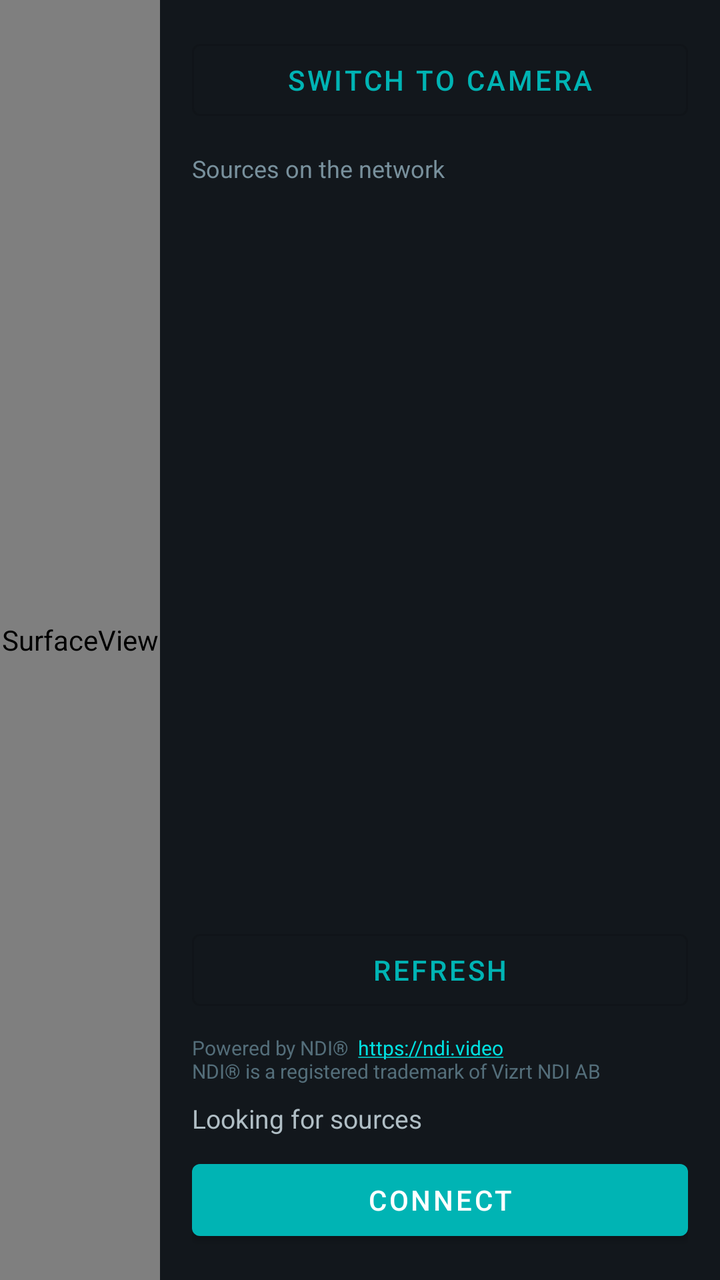
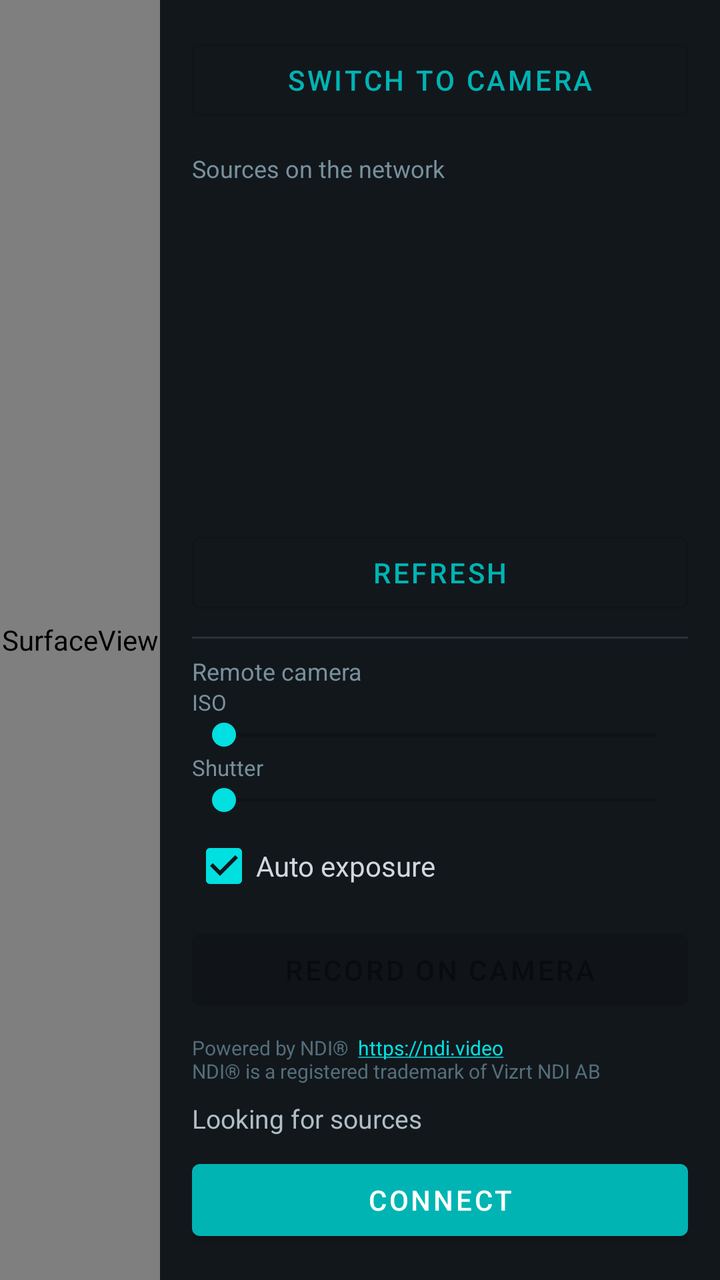

An Android layout rendered at two revisions. The XML below is the earlier revision; the diff shows what the commit changed to produce the second picture.
<!-- AndroidManifest.xml: application theme Theme.MantraNdi -->
<!-- res/layout/activity_monitor.xml -->
<?xml version="1.0" encoding="utf-8"?>
<androidx.constraintlayout.widget.ConstraintLayout
    xmlns:android="http://schemas.android.com/apk/res/android"
    xmlns:app="http://schemas.android.com/apk/res-auto"
    android:layout_width="match_parent"
    android:layout_height="match_parent"
    android:background="#000000">

    <SurfaceView
        android:id="@+id/videoSurface"
        android:layout_width="0dp"
        android:layout_height="0dp"
        app:layout_constraintTop_toTopOf="parent"
        app:layout_constraintBottom_toBottomOf="parent"
        app:layout_constraintStart_toStartOf="parent"
        app:layout_constraintEnd_toStartOf="@id/panel" />

    <LinearLayout
        android:id="@+id/panel"
        android:layout_width="280dp"
        android:layout_height="0dp"
        android:orientation="vertical"
        android:padding="16dp"
        android:background="#12171C"
        app:layout_constraintTop_toTopOf="parent"
        app:layout_constraintBottom_toBottomOf="parent"
        app:layout_constraintEnd_toEndOf="parent">

        <com.google.android.material.button.MaterialButton
            android:id="@+id/modeButton"
            android:layout_width="match_parent"
            android:layout_height="wrap_content"
            android:layout_marginBottom="12dp"
            android:text="Switch to Camera"
            style="@style/Widget.MaterialComponents.Button.OutlinedButton" />

        <TextView
            android:layout_width="match_parent"
            android:layout_height="wrap_content"
            android:text="Sources on the network"
            android:textColor="#78909C"
            android:textSize="12sp" />

        <ListView
            android:id="@+id/sourceList"
            android:layout_width="match_parent"
            android:layout_height="0dp"
            android:layout_weight="1"
            android:layout_marginTop="4dp"
            android:choiceMode="singleChoice" />

        <com.google.android.material.button.MaterialButton
            android:id="@+id/refreshButton"
            android:layout_width="match_parent"
            android:layout_height="wrap_content"
            android:text="Refresh"
            style="@style/Widget.MaterialComponents.Button.OutlinedButton" />

        <TextView
            android:id="@+id/ndiAttribution"
            android:layout_width="match_parent"
            android:layout_height="wrap_content"
            android:layout_marginTop="8dp"
            android:autoLink="web"
            android:text="Powered by NDI®  https://ndi.video\nNDI® is a registered trademark of Vizrt NDI AB"
            android:textColor="#546E7A"
            android:textSize="10sp" />

        <TextView
            android:id="@+id/statusText"
            android:layout_width="match_parent"
            android:layout_height="wrap_content"
            android:layout_marginTop="8dp"
            android:text="Looking for sources"
            android:textColor="#B0BEC5"
            android:textSize="13sp" />

        <com.google.android.material.button.MaterialButton
            android:id="@+id/connectButton"
            android:layout_width="match_parent"
            android:layout_height="wrap_content"
            android:layout_marginTop="8dp"
            android:text="Connect" />

    </LinearLayout>

</androidx.constraintlayout.widget.ConstraintLayout>
<!-- resources referenced by this layout -->
<resources>
  <style name="Theme.MantraNdi" parent="Theme.MaterialComponents.DayNight.NoActionBar">
          <item name="colorPrimary">#00B4B4</item>
          <item name="colorPrimaryDark">#008080</item>
          <item name="colorAccent">#00E0E0</item>
          <item name="android:windowBackground">#101418</item>
      </style>
</resources>

<!-- the commit's change to res/layout/activity_monitor.xml (unified diff, before → after) -->
@@ -56,6 +56,64 @@
             android:text="Refresh"
             style="@style/Widget.MaterialComponents.Button.OutlinedButton" />
 
+        <View
+            android:layout_width="match_parent"
+            android:layout_height="1dp"
+            android:layout_marginTop="8dp"
+            android:layout_marginBottom="8dp"
+            android:background="#263238" />
+
+        <TextView
+            android:layout_width="match_parent"
+            android:layout_height="wrap_content"
+            android:text="Remote camera"
+            android:textColor="#78909C"
+            android:textSize="12sp" />
+
+        <TextView
+            android:id="@+id/remoteIsoLabel"
+            android:layout_width="match_parent"
+            android:layout_height="wrap_content"
+            android:text="ISO"
+            android:textColor="#78909C"
+            android:textSize="11sp" />
+
+        <SeekBar
+            android:id="@+id/remoteIsoSeek"
+            android:layout_width="match_parent"
+            android:layout_height="wrap_content"
+            android:enabled="false" />
+
+        <TextView
+            android:id="@+id/remoteShutterLabel"
+            android:layout_width="match_parent"
+            android:layout_height="wrap_content"
+            android:text="Shutter"
+            android:textColor="#78909C"
+            android:textSize="11sp" />
+
+        <SeekBar
+            android:id="@+id/remoteShutterSeek"
+            android:layout_width="match_parent"
+            android:layout_height="wrap_content"
+            android:enabled="false" />
+
+        <CheckBox
+            android:id="@+id/remoteAutoExposure"
+            android:layout_width="match_parent"
+            android:layout_height="wrap_content"
+            android:checked="true"
+            android:text="Auto exposure"
+            android:textColor="#CFD8DC" />
+
+        <com.google.android.material.button.MaterialButton
+            android:id="@+id/recordButton"
+            android:layout_width="match_parent"
+            android:layout_height="wrap_content"
+            android:layout_marginTop="4dp"
+            android:text="Record on camera"
+            android:enabled="false" />
+
         <TextView
             android:id="@+id/ndiAttribution"
             android:layout_width="match_parent"
